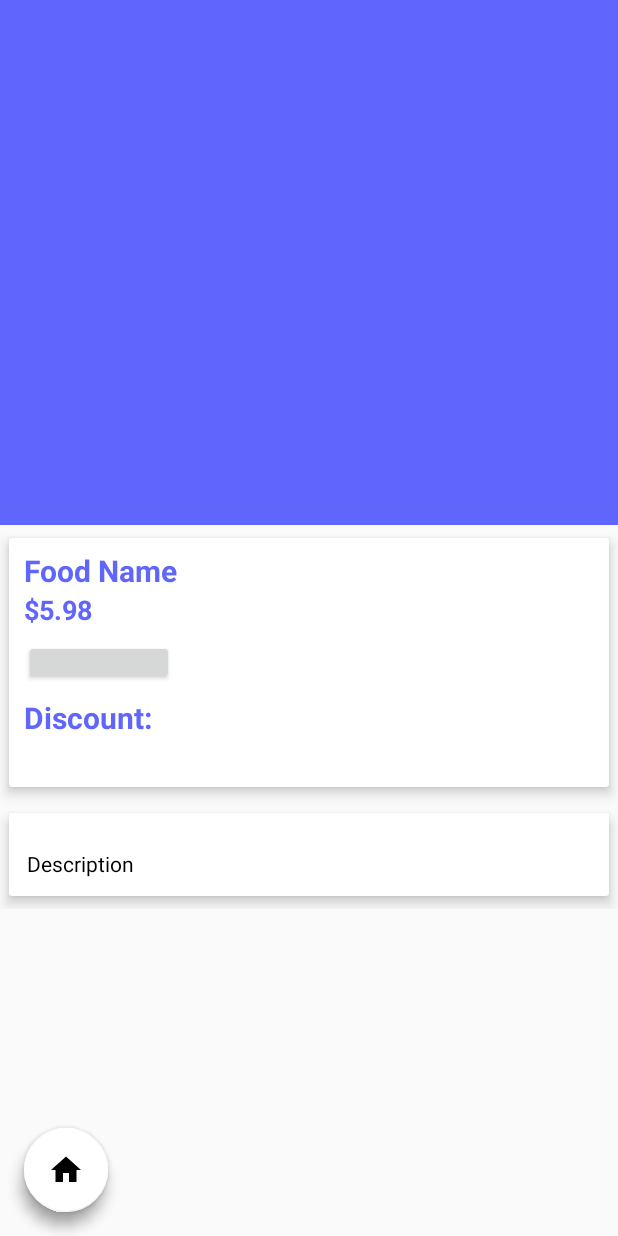
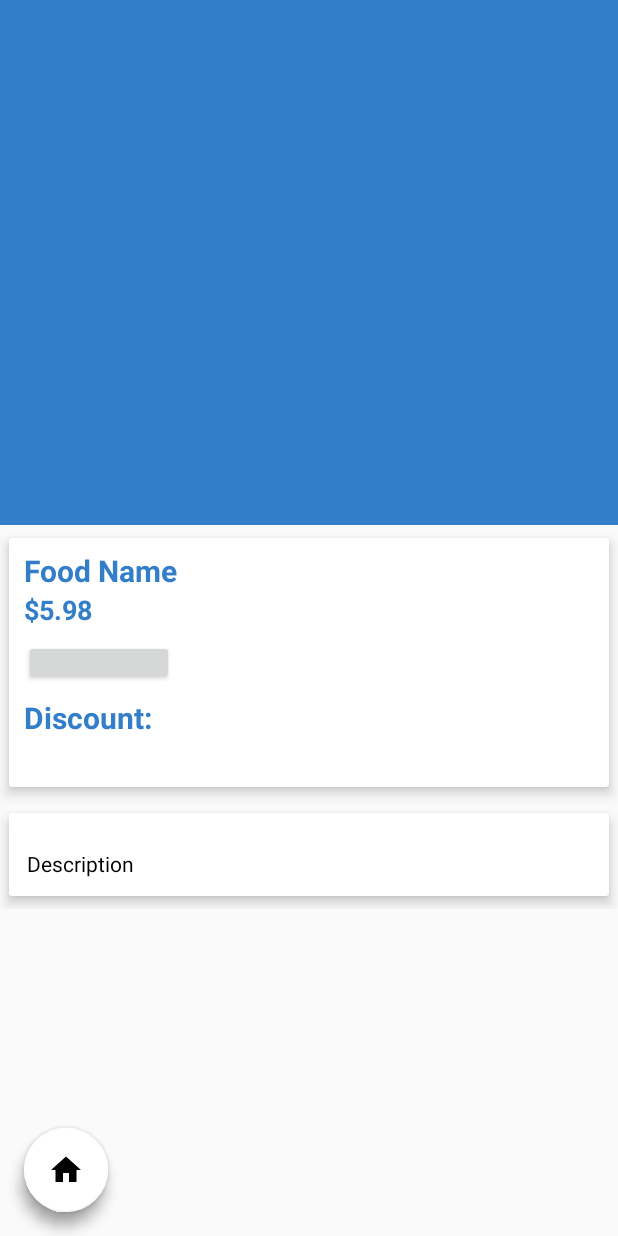
Before and after one commit to MrJc010/CS133_MiniSafeWay, an Android app: the FoodDetail screen opened directly, with no data from a screen before it, on a phone screen of 412 x 824 dp. Run offline under Robolectric (Android 15) with nearby library versions, the phone set to English and light mode, and no system bars; our stand-ins replace Firebase (no records; nobody signed in at launch, a user with empty details on screens opened directly), Picasso; libraries missing offline, so code that uses them is left out: com.cepheuen.elegantnumberbutton; plain views replace ElegantNumberButton; 3 statements that could not run were skipped.

Commit message:
replace primary color

```diff
--- a/app/src/main/res/values/colors.xml
+++ b/app/src/main/res/values/colors.xml
@@ -1,6 +1,6 @@
 <?xml version="1.0" encoding="utf-8"?>
 <resources>
-    <color name="colorPrimary">#6066fb</color>
+    <color name="colorPrimary">#327EC9</color>
     <color name="colorPrimaryDark">#33A2FF </color>
     <color name="colorAccent"> #99D0FF </color>
     <color name="overlayBackGround">#ff7f7f</color>
```
